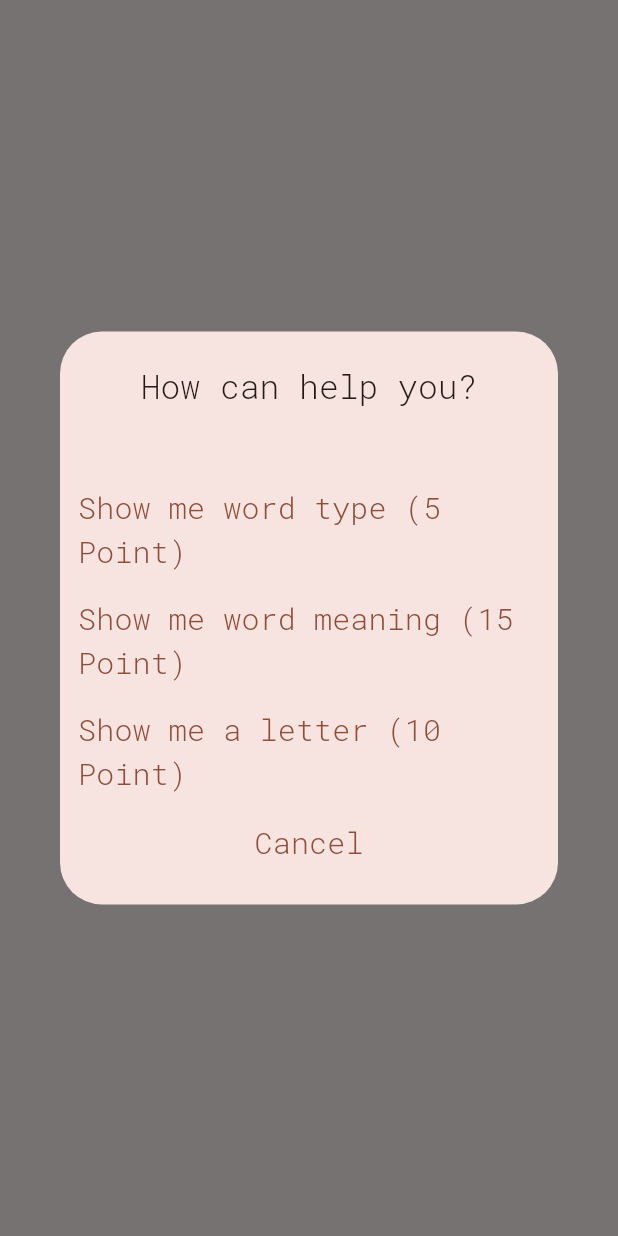
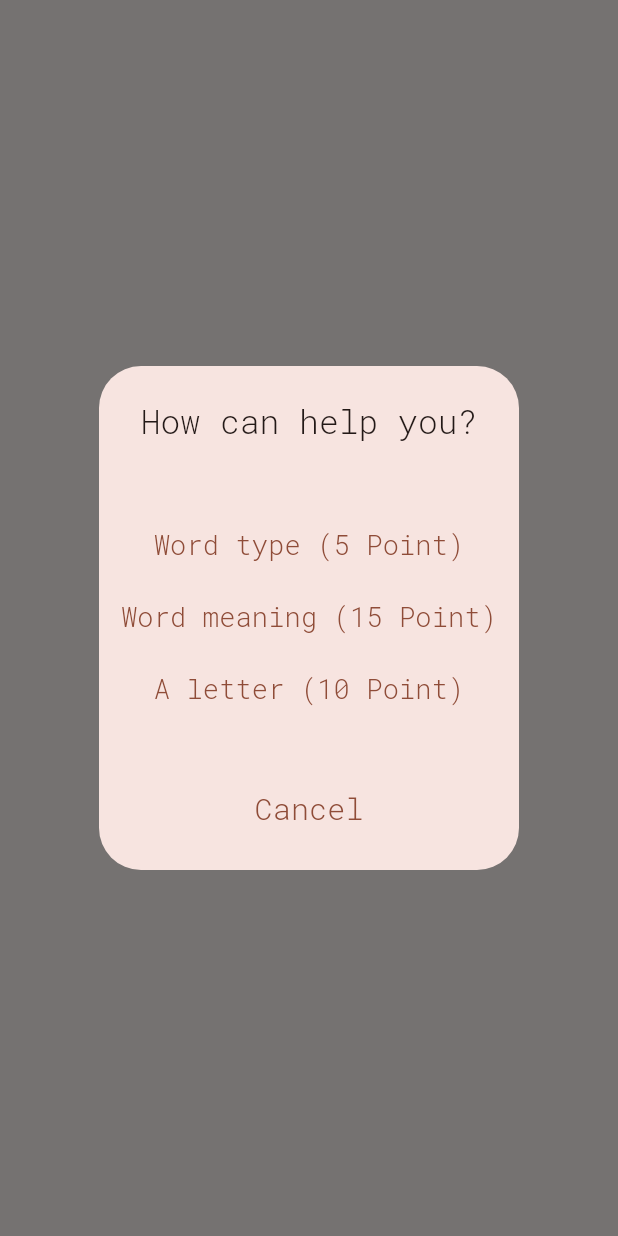
Before and after one commit to adicomdotir/hangman_game, a Flutter app: what showWordHelpDialog() shows on an empty page, opened directly with empty values, on a phone screen of 412 x 824 dp. Run offline on Flutter 3.47's test engine with Material 3 defaults, Android fonts, the phone set to English and light mode, and no system bars; our stand-ins replace dartz, dropdown_button2, flutter_bloc, get_it, go_router, injectable and 1 more; accounts and stored records are empty.

Commit message:
fix: fix ui bugs

```diff
--- a/lib/features/home/ui/screens/home_page.dart
+++ b/lib/features/home/ui/screens/home_page.dart
@@ -129,9 +129,10 @@ class _HomePageState extends State<HomePage> {
               Text(
                 state.wordHelpState.showMeaning ? state.word.mean : '',
                 style: const TextStyle(
-                  fontSize: 28,
-                  fontWeight: FontWeight.w500,
+                  fontSize: 18,
+                  fontWeight: FontWeight.w300,
                 ),
+                textAlign: TextAlign.center,
               ),
               Text(
                 _convertGameStatus(state),
--- a/lib/features/home/ui/widgets/show_word_help_dialog.dart
+++ b/lib/features/home/ui/widgets/show_word_help_dialog.dart
@@ -37,9 +37,9 @@ Future<WordHelpDialogResponse> showWordHelpDialog(
                   }
                 : null,
             child: const Text(
-              'Show me word type (5 Point)',
+              'Word type (5 Point)',
               style: TextStyle(
-                fontSize: 20,
+                fontSize: 18,
                 fontWeight: FontWeight.w300,
               ),
             ),
@@ -51,9 +51,9 @@ Future<WordHelpDialogResponse> showWordHelpDialog(
                   }
                 : null,
             child: const Text(
-              'Show me word meaning (15 Point)',
+              'Word meaning (15 Point)',
               style: TextStyle(
-                fontSize: 20,
+                fontSize: 18,
                 fontWeight: FontWeight.w300,
               ),
             ),
@@ -63,12 +63,15 @@ Future<WordHelpDialogResponse> showWordHelpDialog(
               Navigator.pop(context, WordHelpDialogResponse.letter);
             },
             child: const Text(
-              'Show me a letter (10 Point)',
+              'A letter (10 Point)',
               style: TextStyle(
-                fontSize: 20,
+                fontSize: 18,
                 fontWeight: FontWeight.w300,
               ),
             ),
+          ),
+          const SizedBox(
+            height: 32,
           ),
           TextButton(
             onPressed: () {
```
